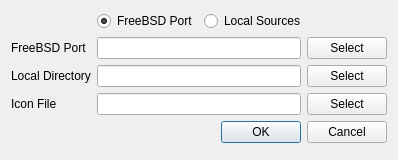
The window that src-qt4/EasyPBI-devel/newModuleDialog.ui (trueos/pcbsd) describes before a commit, drawn with Qt 5.
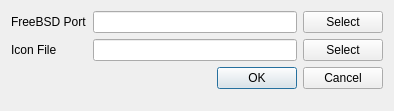
The same window after the commit. Icons and pictures are not drawn.

Commit message: Update the new module dialog to work with the new package selection dialog and remove the ports dependency

What changed in the file:
```diff
--- a/src-qt4/EasyPBI-devel/newModuleDialog.ui
+++ b/src-qt4/EasyPBI-devel/newModuleDialog.ui
@@ -6,35 +6,25 @@
    <rect>
     <x>0</x>
     <y>0</y>
-    <width>398</width>
-    <height>160</height>
+    <width>394</width>
+    <height>111</height>
    </rect>
   </property>
   <property name="windowTitle">
    <string>Create a new Module</string>
   </property>
   <layout class="QFormLayout" name="formLayout">
-   <item row="5" column="0">
-    <spacer name="verticalSpacer">
-     <property name="orientation">
-      <enum>Qt::Vertical</enum>
-     </property>
-     <property name="sizeHint" stdset="0">
-      <size>
-       <width>20</width>
-       <height>40</height>
-      </size>
-     </property>
-    </spacer>
-   </item>
-   <item row="2" column="0">
+   <property name="fieldGrowthPolicy">
+    <enum>QFormLayout::ExpandingFieldsGrow</enum>
+   </property>
+   <item row="1" column="0">
     <widget class="QLabel" name="label_port">
      <property name="text">
       <string>FreeBSD Port</string>
      </property>
     </widget>
    </item>
-   <item row="2" column="1">
+   <item row="1" column="1">
     <layout class="QHBoxLayout" name="horizontalLayout_2">
      <item>
       <widget class="QLineEdit" name="line_port">
@@ -55,35 +45,14 @@
      </item>
     </layout>
    </item>
-   <item row="3" column="1">
-    <layout class="QHBoxLayout" name="horizontalLayout_3">
-     <item>
-      <widget class="QLineEdit" name="line_sources">
-       <property name="toolTip">
-        <string>Local directory to be packaged as a PBI</string>
-       </property>
-      </widget>
-     </item>
-     <item>
-      <widget class="QPushButton" name="push_sources">
-       <property name="toolTip">
-        <string>Select a local directory to be packaged as a PBI</string>
-       </property>
-       <property name="text">
-        <string>Select</string>
-       </property>
-      </widget>
-     </item>
-    </layout>
-   </item>
-   <item row="3" column="0">
-    <widget class="QLabel" name="label_sources">
+   <item row="2" column="0">
+    <widget class="QLabel" name="label_icon">
      <property name="text">
-      <string>Local Directory</string>
+      <string>Icon File</string>
      </property>
     </widget>
    </item>
-   <item row="4" column="1">
+   <item row="2" column="1">
     <layout class="QHBoxLayout" name="horizontalLayout_4">
      <item>
       <widget class="QLineEdit" name="line_icon">
@@ -104,62 +73,20 @@
      </item>
     </layout>
    </item>
-   <item row="4" column="0">
-    <widget class="QLabel" name="label_icon">
-     <property name="text">
-      <string>Icon File</string>
+   <item row="3" column="0">
+    <spacer name="verticalSpacer">
+     <property name="orientation">
+      <enum>Qt::Vertical</enum>
      </property>
-    </widget>
+     <property name="sizeHint" stdset="0">
+      <size>
+       <width>20</width>
+       <height>40</height>
+      </size>
+     </property>
+    </spacer>
    </item>
-   <item row="0" column="1">
-    <layout class="QHBoxLayout" name="horizontalLayout">
-     <item>
-      <widget class="QRadioButton" name="radio_port">
-       <property name="toolTip">
-        <string>Create a PBI from an existing FreeBSD port</string>
-       </property>
-       <property name="text">
-        <string>FreeBSD Port</string>
-       </property>
-       <property name="icon">
-        <iconset resource="EasyPBI.qrc">
-         <normaloff>:/png/icons/freebsd.png</normaloff>:/png/icons/freebsd.png</iconset>
-       </property>
-       <property name="checked">
-        <bool>true</bool>
-       </property>
-      </widget>
-     </item>
-     <item>
-      <widget class="QRadioButton" name="radio_local">
-       <property name="toolTip">
-        <string>Package a local directory as a PBI</string>
-       </property>
-       <property name="text">
-        <string>Local Sources</string>
-       </property>
-       <property name="icon">
-        <iconset resource="EasyPBI.qrc">
-         <normaloff>:/png/icons/config.png</normaloff>:/png/icons/config.png</iconset>
-       </property>
-      </widget>
-     </item>
-     <item>
-      <spacer name="horizontalSpacer">
-       <property name="orientation">
-        <enum>Qt::Horizontal</enum>
-       </property>
-       <property name="sizeHint" stdset="0">
-        <size>
-         <width>40</width>
-         <height>20</height>
-        </size>
-       </property>
-      </spacer>
-     </item>
-    </layout>
-   </item>
-   <item row="5" column="1">
+   <item row="3" column="1">
     <widget class="QDialogButtonBox" name="buttonBox">
      <property name="orientation">
       <enum>Qt::Horizontal</enum>
```
The commit also changes 3 other files.
